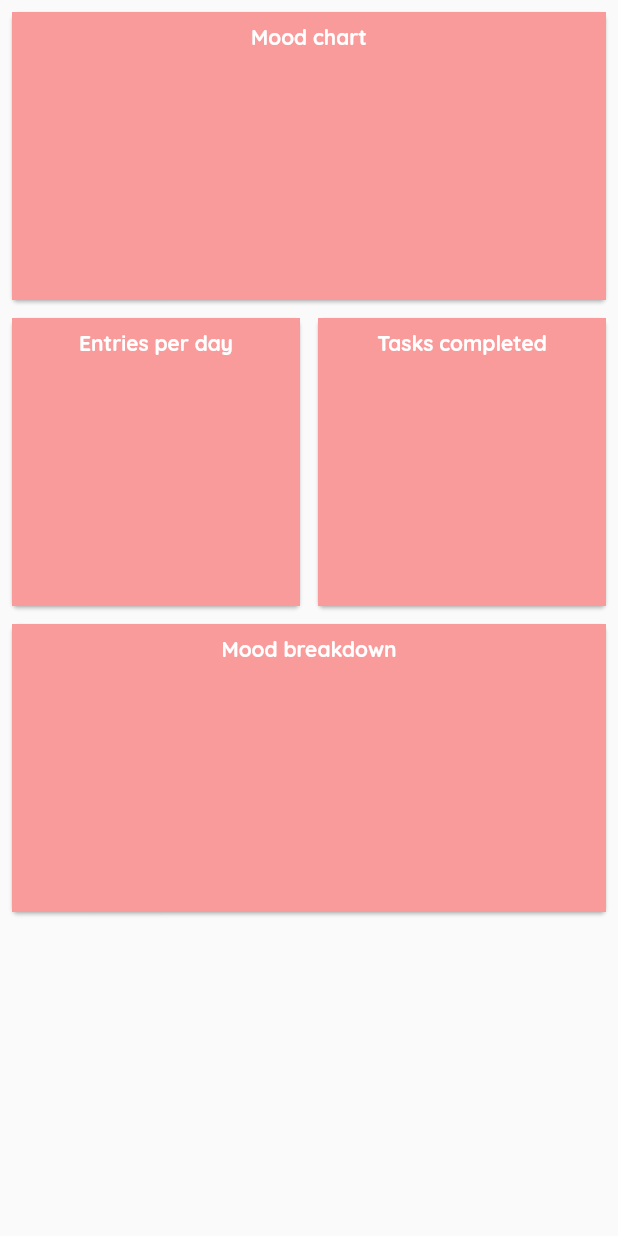
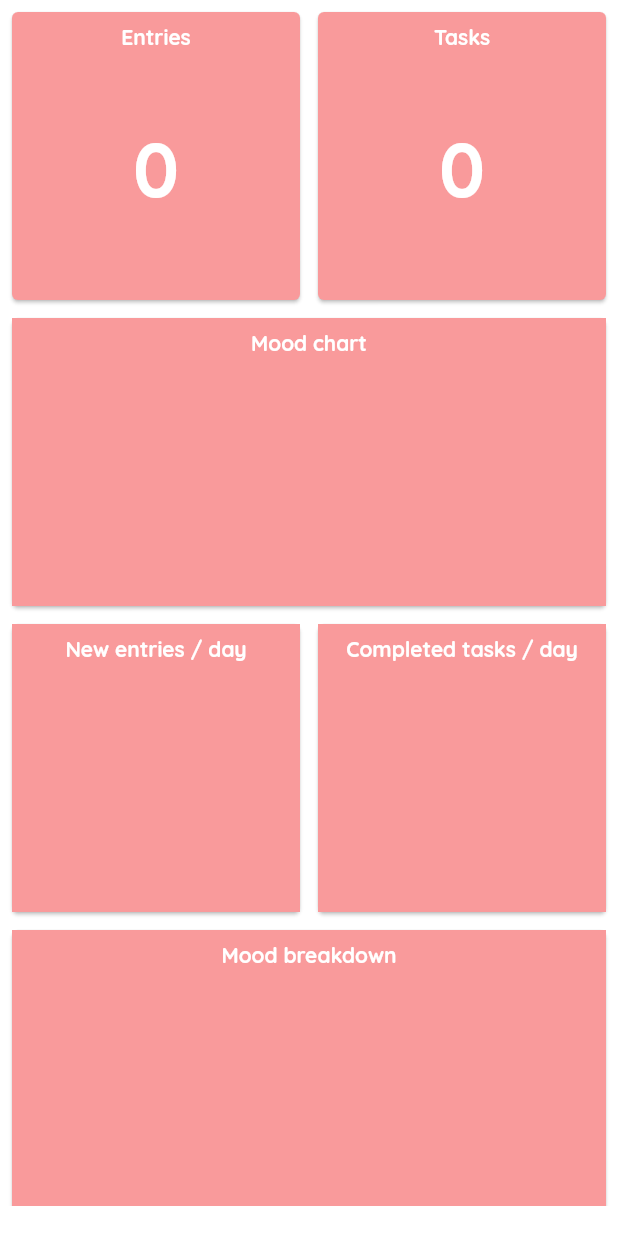
Before and after one commit to Matyko/mylk-flutter, a Flutter app: the StatisticsScreen screen opened directly, on a phone screen of 412 x 824 dp. Run offline on Flutter 3.47's test engine with Material 2 defaults, Android fonts, the phone set to English and light mode, and no system bars; our stand-ins replace curved_navigation_bar, font_awesome_flutter, pie_chart, sqflite; missing offline and left inert: bezier_chart, unicorndial; accounts and stored records are empty; statements that could not run were skipped.

Commit message:
User + statistics updates!

```diff
--- a/lib/database/database.dart
+++ b/lib/database/database.dart
@@ -49,7 +49,8 @@ class DatabaseProvider {
         "due INTEGER, "
         "created_at INTEGER, "
         "modified_at INTEGER, "
-        "is_done INTEGER "
+        "is_done INTEGER, "
+        "done_at INTEGER "
         ")");
     await database.execute("CREATE TABLE $journalTable ("
         "id INTEGER PRIMARY KEY, "
--- a/lib/model/task_model.dart
+++ b/lib/model/task_model.dart
@@ -5,8 +5,9 @@ class Task {
   bool isDone;
   DateTime createdAt;
   DateTime modifiedAt;
+  DateTime doneAt;
 
-  Task({this.id, this.title, this.due, this.isDone, this.createdAt, this.modifiedAt});
+  Task({this.id, this.title, this.due, this.isDone, this.createdAt, this.modifiedAt, this.doneAt});
 
   factory Task.fromDatabaseJson(Map<String, dynamic> data) => Task(
     id: data['id'],
@@ -15,6 +16,7 @@ class Task {
     isDone: data['is_done'] == 0 ? false : true,
     createdAt: DateTime.fromMillisecondsSinceEpoch(data['created_at']),
     modifiedAt: data["modified_at"] != null ? DateTime.fromMillisecondsSinceEpoch(data['modified_at']) : null,
+    doneAt: data["done_at"] != null ? DateTime.fromMillisecondsSinceEpoch(data['done_at']) : null,
   );
 
   Map<String, dynamic> toDatabaseJson() => {
@@ -23,7 +25,8 @@ class Task {
     "due": this.due.millisecondsSinceEpoch,
     "is_done": this.isDone == true ? 1 : 0,
     "created_at": this.createdAt.millisecondsSinceEpoch,
-    "modified_at": this.modifiedAt != null ? this.modifiedAt.millisecondsSinceEpoch : null
+    "modified_at": this.modifiedAt != null ? this.modifiedAt.millisecondsSinceEpoch : null,
+    "done_at": this.doneAt != null ? this.doneAt.millisecondsSinceEpoch : null
   };
 }
 
--- a/lib/screens/home_screen.dart
+++ b/lib/screens/home_screen.dart
@@ -1,5 +1,6 @@
 import 'package:flutter/material.dart';
 import 'package:font_awesome_flutter/font_awesome_flutter.dart';
+import 'package:mylk/screens/setup_screen.dart';
 import 'package:mylk/state/global_state.dart';
 import 'package:mylk/widgets/journal_carousel.dart';
 import 'package:mylk/widgets/task_list.dart';
@@ -57,7 +58,8 @@ class _HomeScreenState extends State<HomeScreen> {
                         .of(context)
                         .primaryColor,
                     tooltip: 'Settings',
-                    onPressed: () => print('settings'),
+                    onPressed: () => Navigator.push(context,
+                        MaterialPageRoute(builder: (_) => SetupScreen())),
                   )
                 ],
                 flexibleSpace: FlexibleSpaceBar(
--- a/lib/screens/setup_screen.dart
+++ b/lib/screens/setup_screen.dart
@@ -2,6 +2,7 @@ import 'package:flutter/material.dart';
 import 'package:mylk/widgets/user_form.dart';
 
 class SetupScreen extends StatefulWidget {
+
   const SetupScreen({Key key}) : super(key: key);
 
   @override
@@ -28,7 +29,7 @@ class _SetupScreenState extends State<SetupScreen> {
         child: Column(
           mainAxisAlignment: MainAxisAlignment.center,
           children: <Widget>[
-            Text("Welcome", style: TextStyle(fontSize: 30.0),),
+            Text("Welcome", style: TextStyle(fontSize: 50.0, fontFamily: 'Pacifico', color: Theme.of(context).primaryColor),),
             UserForm(null)
           ],
         )
--- a/lib/screens/statistics_screen.dart
+++ b/lib/screens/statistics_screen.dart
@@ -6,8 +6,11 @@ import 'package:mylk/widgets/entry_chart.dart';
 import 'package:mylk/widgets/mood_chart.dart';
 import 'package:mylk/widgets/mood_entry_chart.dart';
 import 'package:mylk/widgets/task_chart.dart';
+import 'package:mylk/widgets/sum_widget.dart';
 
 List<StaggeredTile> _staggeredTiles = const <StaggeredTile>[
+  StaggeredTile.count(1, 1),
+  StaggeredTile.count(1, 1),
   StaggeredTile.count(2, 1),
   StaggeredTile.count(1, 1),
   StaggeredTile.count(1, 1),
@@ -28,7 +31,7 @@ class _StatisticsScreenState extends State<StatisticsScreen> {
     final JournalEntryBloc _journalEntryBloc = JournalEntryBloc();
     final TaskBloc _taskBloc = TaskBloc();
     _journalEntryBloc.getJournalEntries();
-    _taskBloc.getTasks();
+    _taskBloc.getTasks(query: {"orderBy": "+created_at"});
     if (!_visible) {
       Future.delayed(Duration(milliseconds: 100), () {
         if (!mounted) return;
@@ -38,11 +41,26 @@ class _StatisticsScreenState extends State<StatisticsScreen> {
       });
     }
     return new Scaffold(
+        backgroundColor: Colors.white,
         body: SafeArea(
+          child: Padding(
+            padding: const EdgeInsets.only(bottom: 20.0),
             child: new StaggeredGridView.count(
               crossAxisCount: 2,
               staggeredTiles: _staggeredTiles,
               children: <Widget>[
+                StreamBuilder(
+                    stream: _journalEntryBloc.journalEntries,
+                    builder: (context, snapshot) {
+                      return SumWidget(snapshot.data != null ? snapshot.data.length : 0, "Entries");
+                    }
+                ),
+                StreamBuilder(
+                    stream: _taskBloc.tasks,
+                    builder: (context, snapshot) {
+                      return SumWidget(snapshot.data != null ? snapshot.data.length : 0, "Tasks");
+                    }
+                ),
                 StreamBuilder(
                   stream: _journalEntryBloc.journalEntries,
                   builder: (context, snapshot) {
@@ -72,6 +90,7 @@ class _StatisticsScreenState extends State<StatisticsScreen> {
               crossAxisSpacing: 4.0,
               padding: const EdgeInsets.all(4.0),
             ),
+          ),
         ));
   }
 }
--- a/lib/widgets/entry_chart.dart
+++ b/lib/widgets/entry_chart.dart
@@ -29,7 +29,7 @@ class EntryChart extends StatelessWidget {
           children: <Widget>[
             Padding(
               padding: const EdgeInsets.all(8.0),
-              child: Text("Entries per day", style: TextStyle(color: Colors.white, fontWeight: FontWeight.bold),),
+              child: Text("New entries / day", style: TextStyle(color: Colors.white, fontWeight: FontWeight.bold),),
             ),
             Expanded(
               flex: 1,
--- /dev/null
+++ b/lib/widgets/entry_sum.dart
@@ -0,0 +1,28 @@
+import 'package:flutter/material.dart';
+
+class SumWidget extends StatelessWidget {
+  final int sum;
+  final String title;
+
+  SumWidget(this.sum, this.title);
+
+  @override
+  Widget build(BuildContext context) {
+    return Card(
+      color: Theme.of(context).primaryColor,
+      child: Column(
+        children: <Widget>[
+          Text(title),
+          Expanded(
+            child: Row(
+              mainAxisAlignment: MainAxisAlignment.center,
+              children: <Widget>[
+                Text(sum.toString(), style: TextStyle())
+              ],
+            ),
+          ),
+        ],
+      ),
+    );
+  }
+}
--- a/lib/widgets/journal_entry_list.dart
+++ b/lib/widgets/journal_entry_list.dart
@@ -60,7 +60,7 @@ class _JournalEntryListState extends State<JournalEntryList> {
             (BuildContext context, AsyncSnapshot<List<JournalEntry>> snapshot) {
           List<Widget> list = new List<Widget>();
           _currentDate = null;
-          if (widget.journal.id != null && model.journalEntryUpdates[widget.journal.id] != null && model.journalEntryUpdates[widget.journal.id] > _currentVersion) {
+          if (widget.journal != null && widget.journal.id != null && model.journalEntryUpdates[widget.journal.id] != null && model.journalEntryUpdates[widget.journal.id] > _currentVersion) {
             _currentVersion = model.journalEntryUpdates[widget.journal.id];
             loadData();
           }
--- /dev/null
+++ b/lib/widgets/sum_widget.dart
@@ -0,0 +1,32 @@
+import 'package:flutter/material.dart';
+import 'package:flutter/widgets.dart';
+
+class SumWidget extends StatelessWidget {
+  final int sum;
+  final String title;
+
+  SumWidget(this.sum, this.title);
+
+  @override
+  Widget build(BuildContext context) {
+    return Card(
+      color: Theme.of(context).primaryColor,
+      child: Padding(
+        padding: const EdgeInsets.all(8.0),
+        child: Column(
+          children: <Widget>[
+            Text(title, style: TextStyle(color: Colors.white, fontWeight: FontWeight.bold)),
+            Expanded(
+              child: Row(
+                mainAxisAlignment: MainAxisAlignment.center,
+                children: <Widget>[
+                  Text(sum.toString(), style: TextStyle(color: Colors.white, fontSize: 50.0, fontWeight: FontWeight.bold))
+                ],
+              ),
+            ),
+          ],
+        ),
+      ),
+    );
+  }
+}
--- a/lib/widgets/task_chart.dart
+++ b/lib/widgets/task_chart.dart
@@ -14,7 +14,7 @@ class TaskChart extends StatelessWidget {
       Map<DateTime, double> _reducedData = Map<DateTime, double>();
       taskList.forEach((data) {
         if (data.isDone) {
-          DateTime day = new DateTime(data.modifiedAt.year, data.modifiedAt.month, data.modifiedAt.day);
+          DateTime day = new DateTime(data.doneAt.year, data.doneAt.month, data.doneAt.day);
           if (_reducedData[day] != null) {
             _reducedData[day]++;
           } else {
@@ -31,7 +31,7 @@ class TaskChart extends StatelessWidget {
           children: <Widget>[
             Padding(
               padding: const EdgeInsets.all(8.0),
-              child: Text("Tasks completed", style: TextStyle(color: Colors.white, fontWeight: FontWeight.bold),),
+              child: Text("Completed tasks / day", style: TextStyle(color: Colors.white, fontWeight: FontWeight.bold),),
             ),
             Expanded(
               flex: 1,
@@ -39,8 +39,8 @@ class TaskChart extends StatelessWidget {
                 padding: const EdgeInsets.all(8.0),
                 child: (_chartData != null && _chartData.length != 0) ? BezierChart(
                   bezierChartScale: BezierChartScale.WEEKLY,
-                  fromDate: new DateTime(taskList[0].modifiedAt.year, taskList[0].modifiedAt.month, taskList[0].modifiedAt.day, 0, 0),
-                  toDate: new DateTime(taskList[taskList.length - 1].modifiedAt.year, taskList[taskList.length - 1].modifiedAt.month, taskList[taskList.length - 1].modifiedAt.day, 23, 59),
+                  fromDate: new DateTime(taskList[0].createdAt.year, taskList[0].createdAt.month, taskList[0].createdAt.day, 0, 0),
+                  toDate: new DateTime(taskList[taskList.length - 1].createdAt.year, taskList[taskList.length - 1].createdAt.month, taskList[taskList.length - 1].createdAt.day, 23, 59),
                   series: [
                     BezierLine(
                       data: _chartData,
--- a/lib/widgets/task_list.dart
+++ b/lib/widgets/task_list.dart
@@ -106,6 +106,7 @@ class _TaskListState extends State<TaskList> {
                 confirmDismiss: (DismissDirection direction) async {
                   if (direction == DismissDirection.startToEnd) {
                     task.isDone = !task.isDone;
+                    task.doneAt = task.isDone ? DateTime.now() : null;
                     _taskBloc.updateTask(task);
                     return false;
                   } else {
@@ -149,6 +150,7 @@ class _TaskListState extends State<TaskList> {
                   ),
                   onTap: () {
                     task.isDone = !task.isDone;
+                    task.doneAt = task.isDone ? DateTime.now() : null;
                     _taskBloc.updateTask(task);
                   },
                   onLongPress: () {
--- a/pubspec.yaml
+++ b/pubspec.yaml
@@ -17,7 +17,7 @@ dependencies:
   unicorndial: ^1.1.5
   provider: ^3.1.0
   curved_navigation_bar: ^0.3.2
-  flutter_staggered_grid_view: ^0.2.0
+  flutter_staggered_grid_view: ^0.3.0
   bezier_chart: ^1.0.16
   pie_chart: ^3.1.1
 
```
Also changed, not shown: lib/widgets/navigation_controller.dart (+15 -7 lines), lib/widgets/user_form.dart (+9 -8 lines), pubspec.lock. Lines whose indentation alone changed are shown as unchanged.
